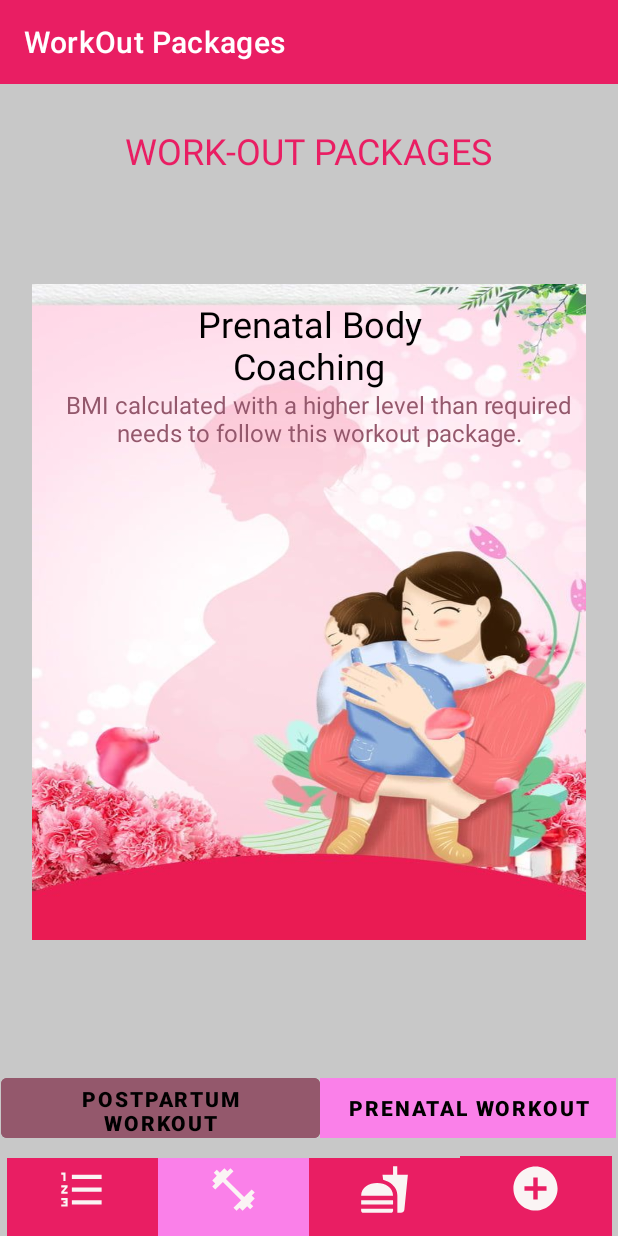
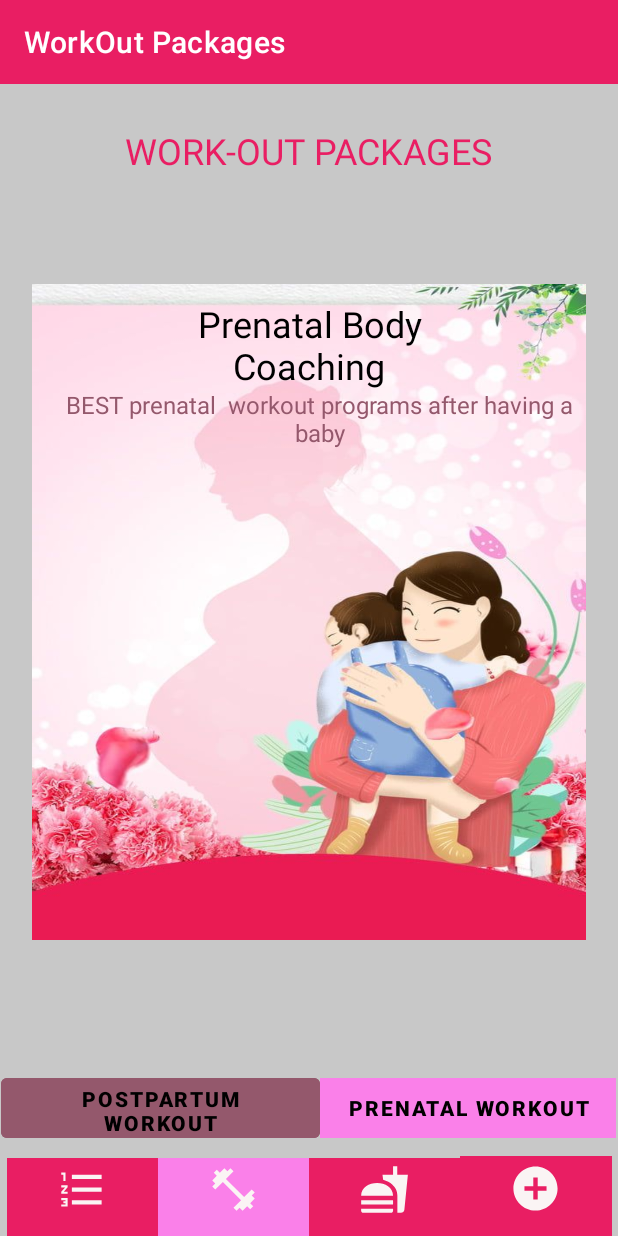
Before and after one commit to ThimeshaMindaka/Moms-care, an Android app: the PrenatalBodyCoachingFragment screen opened directly, with no data from a screen before it, on a phone screen of 412 x 824 dp. Run offline under Robolectric (Android 15) with nearby library versions, the phone set to English and light mode, and no system bars; Roboto replaces fonts that are not available here.

Commit message:
Complete the Crud

```diff
--- a/app/src/main/java/com/example/momscare/WelcomeIntaface.java
+++ b/app/src/main/java/com/example/momscare/WelcomeIntaface.java
@@ -11,7 +11,6 @@ import android.widget.Button;
 import com.example.momscare.ToDo_List.SignUp;
 import com.example.momscare.ToDo_List.SignIn;
 import com.example.momscare.Workout.WorkoutDashBoard;
-
 public class WelcomeIntaface extends AppCompatActivity {
     Button btn,btn2;
     @Override
@@ -21,7 +20,6 @@ public class WelcomeIntaface extends AppCompatActivity {
         btn = findViewById(R.id.loginbtnwelcom);
         btn2 = findViewById(R.id.rebtnwelcome);
     }
-
     public void Register(View view){
         Intent log = new Intent(WelcomeIntaface.this, SignUp.class);
         startActivity(log);
--- a/app/src/main/java/com/example/momscare/Workout/AllExercises.java
+++ b/app/src/main/java/com/example/momscare/Workout/AllExercises.java
@@ -44,9 +44,7 @@ public class AllExercises extends AppCompatActivity {
 
     public void viewAll(){
         DBHelper dbHelper = new DBHelper(this);
-
         List unames = dbHelper.readAllInfo();
-
         for(Object woName : unames){
             arrayList.add(woName.toString());
         }
@@ -58,15 +56,12 @@ public class AllExercises extends AppCompatActivity {
                 String listItemName = parent.getItemAtPosition(position).toString();
                 WorkOut wt = new WorkOut();
                 wt = dbHelper.readOneWorkOutInfo(listItemName);
-
-
                 String woId = wt.getWorkoutID();
                 String name = wt.getWorkoutName();
                 String pkg = wt.getWorkoutPackage();
                 String due = wt.getWorkoutDuration();
                 String cal = wt.getWorkoutCalorie();
                 String steps = wt.getWorkoutSteps();
-
 
                 Intent intent = new Intent(AllExercises.this, ModifyExercise.class);
                 intent.putExtra("id", woId);
--- a/app/src/main/java/com/example/momscare/Workout/DataBase/DBHelper.java
+++ b/app/src/main/java/com/example/momscare/Workout/DataBase/DBHelper.java
@@ -129,7 +129,7 @@ public class DBHelper extends SQLiteOpenHelper {
         return userNames;
     }
 
-    //this method will read all the details of selected one record of the table
+    //this method will read all the details of selected one record of the  workout table
     public WorkOut readOneWorkOutInfo(String req){
 
         SQLiteDatabase db = getReadableDatabase();
--- a/app/src/main/java/com/example/momscare/Workout/PostpartumBodyCoachingFragment.java
+++ b/app/src/main/java/com/example/momscare/Workout/PostpartumBodyCoachingFragment.java
@@ -43,7 +43,7 @@ public class PostpartumBodyCoachingFragment extends Fragment {
 
 
         viewAll();
-        tv1.setText("BMI calculated with a level lower than the required or in the normal level, is required to follow this workout package.");
+        tv1.setText("BEST postpartum workout programs after having a baby");
         return v;
     }
 
--- a/app/src/main/java/com/example/momscare/Workout/PrenatalBodyCoachingFragment.java
+++ b/app/src/main/java/com/example/momscare/Workout/PrenatalBodyCoachingFragment.java
@@ -46,7 +46,7 @@ public class PrenatalBodyCoachingFragment extends Fragment {
 
         viewAll();
 
-        tv1.setText("BMI calculated with a higher level than required needs to follow this workout package.");
+        tv1.setText("BEST prenatal  workout programs after having a baby");
 
         return v;
 
--- a/app/src/main/res/layout/fragment_postpartum_body.xml
+++ b/app/src/main/res/layout/fragment_postpartum_body.xml
@@ -5,7 +5,7 @@
     android:id="@+id/frameLayout"
     android:layout_width="match_parent"
     android:layout_height="match_parent"
-    android:background="@drawable/pe"
+    android:background="@drawable/pink"
     android:textAlignment="center"
     tools:context=".Workout.PostpartumBodyCoachingFragment">
 
```
Also changed, not shown: app/src/main/java/com/example/momscare/Workout/ModifyExercise.java (+2 -23 lines), app/src/main/java/com/example/momscare/Workout/WeightConverter.java (+0 -24 lines).
